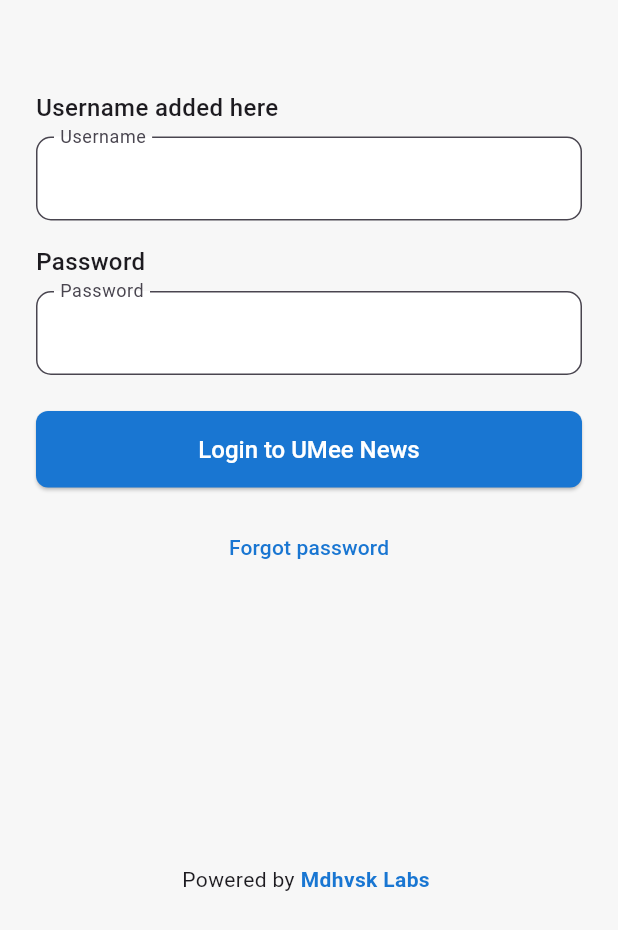
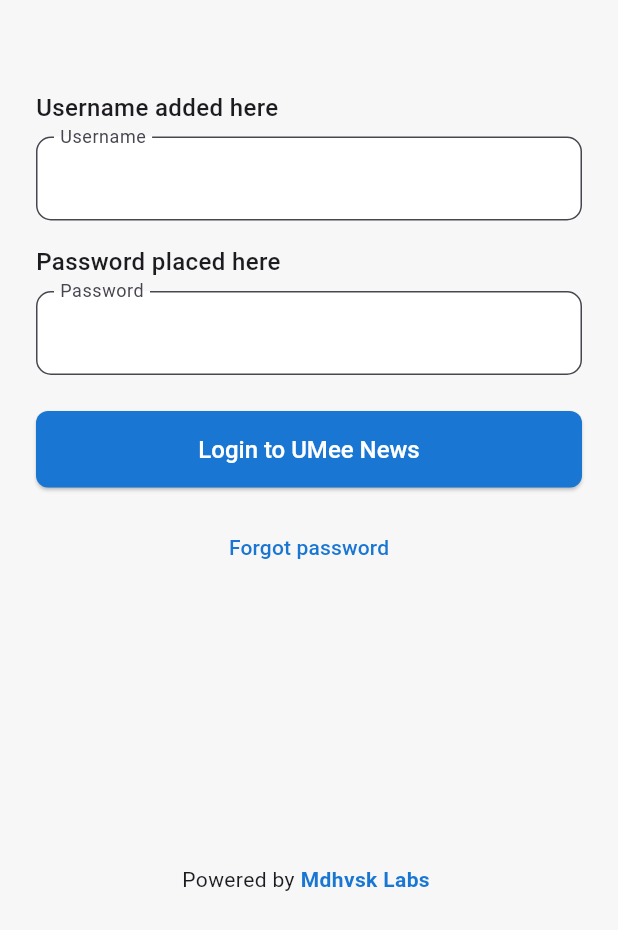
Before and after one commit to mdhvsk/amplify-test, a Flutter app: the screen it shows after launch, on a phone screen of 412 x 824 dp, the part 306-1236 px from its top. Run offline on Flutter 3.47's test engine with Material 3 defaults, Android fonts, the phone set to English and light mode, and no system bars; our stand-ins replace flutter_dotenv, image_picker, shared_preferences, supabase_flutter; missing offline and left inert: amplify_auth_cognito, amplify_authenticator, amplify_flutter; accounts and stored records are empty.

Commit message:
password changed

```diff
--- a/lib/ui/screens/signin_screen.dart
+++ b/lib/ui/screens/signin_screen.dart
@@ -86,7 +86,7 @@ class _SigninScreenState extends State<SigninScreen> {
             const SizedBox(height: 16),
 
             const Text(
-              'Password',
+              'Password placed here',
               style: TextStyle(fontSize: 16, fontWeight: FontWeight.w500),
             ),
             SizedBox(height: 8),
```
